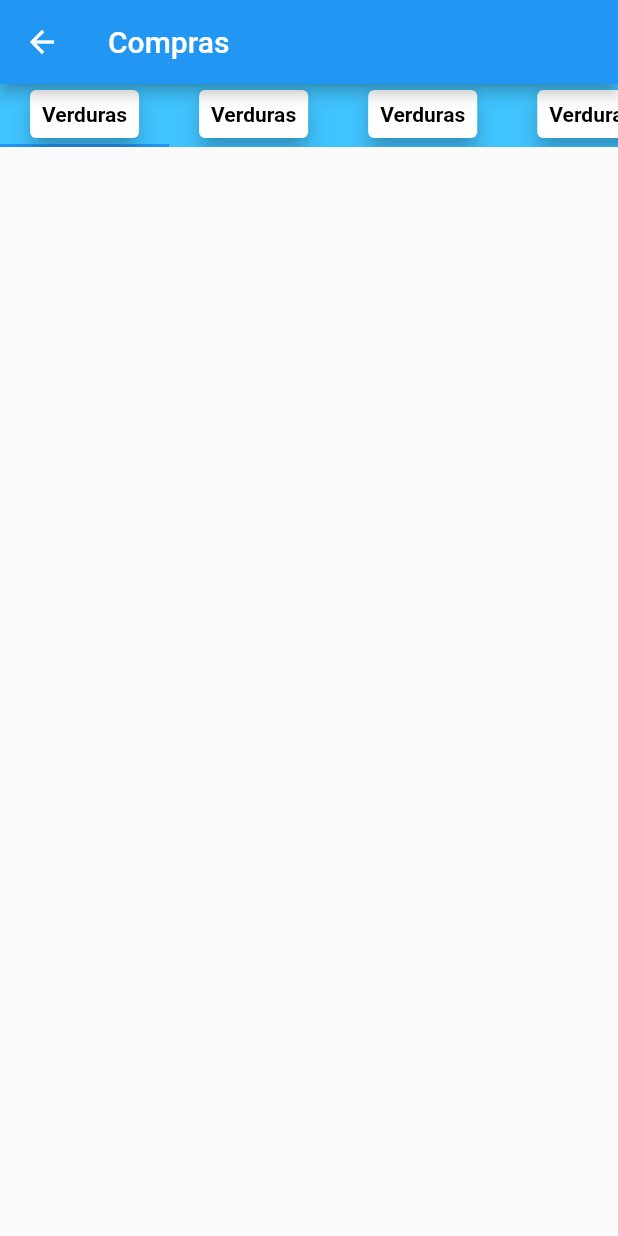
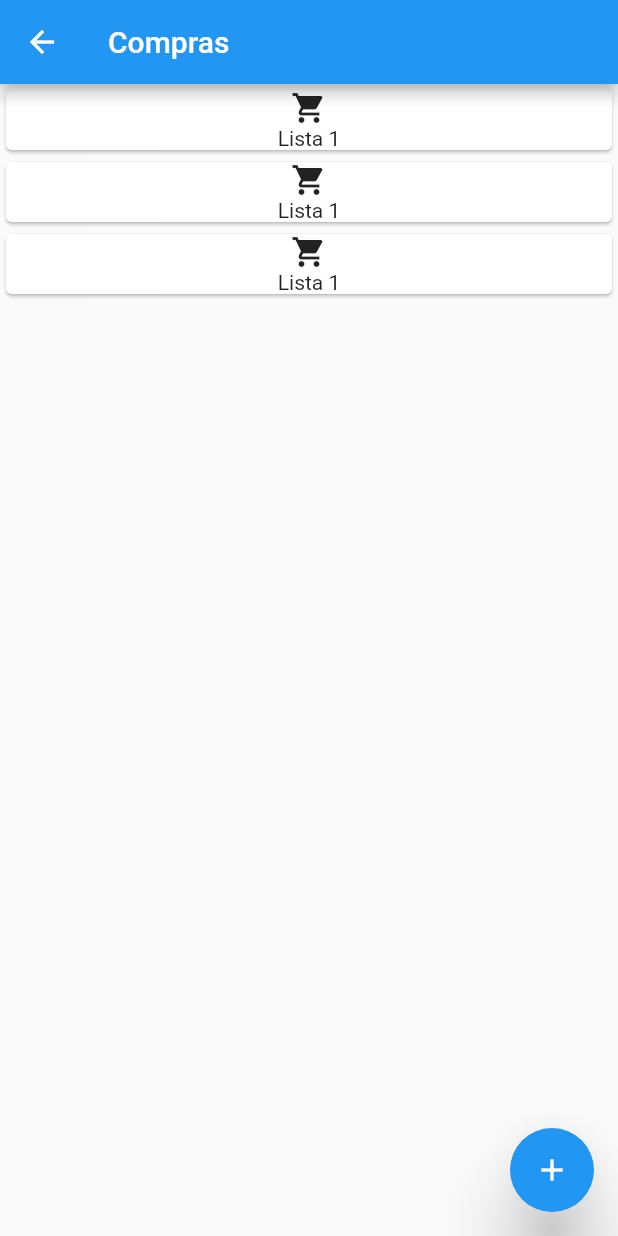
Before and after one commit to luchofmartinez/marketManager, a Flutter app: the ShoppingModule screen opened by its route, on a phone screen of 412 x 824 dp. Run offline on Flutter 3.47's test engine with Material 2 defaults, Android fonts, the phone set to English and light mode, and no system bars.

Commit message:
Adding Shopping module functionalities

```diff
--- a/lib/constants/routes.dart
+++ b/lib/constants/routes.dart
@@ -1,4 +1,4 @@
 abstract class Routes {
-  static const HOME = '/main';
+  static const HOME = '/home';
   static const SHOPPING = '/shopping';
 }
--- a/lib/modules/shopping.dart
+++ b/lib/modules/shopping.dart
@@ -7,14 +7,14 @@ class ShoppingModule extends StatefulWidget {
 
 class ShoppingModuleState extends State<ShoppingModule> with SingleTickerProviderStateMixin {
   late TabController _tabController;
- /* static const List<Tab> sections;
+ /* static const List<Tab> sections;*/
 
-  sections = <Tab>[
+  /*sections = <Tab>[
   const Tab(icon: Icon(Icons.ac_unit_rounded)),
   const Tab(icon: Icon(Icons.apple)),
   const Tab(icon: Icon(Icons.all_inclusive)),
   const Tab(icon: Icon(Icons.vaccines_sharp)),
-  const Tab(icon: Icon(Icons.vaccines_sharp)),
+  const Tab(icon: Icon(Icons.)),
   const Tab(icon: Icon(Icons.vaccines_sharp)),
   ];*/
 
@@ -25,6 +25,8 @@ class ShoppingModuleState extends State<ShoppingModule> with SingleTickerProvide
     super.initState();
   }
 
+
+
   @override
   Widget build(BuildContext context) {
     return DefaultTabController(
@@ -32,13 +34,89 @@ class ShoppingModuleState extends State<ShoppingModule> with SingleTickerProvide
       child: Scaffold(
         appBar: AppBar(title: const Text("Compras")),
         body: SafeArea(
+          child: ListView(
+            children: _buildShoppingListBody(),
+          ),
+        ),
+        floatingActionButton:NewListButton(tabController: _tabController) ,
+      ),
+    );
+  }
+
+  List<Widget> _buildShoppingListBody() {
+    List<String> _listasCreadas = ["Dato", "Dato", "Dato"];
+    List <Widget> lista = [];
+
+    _listasCreadas.forEach((element) {
+      Widget newWidget = ShoppingList();
+      lista.add(newWidget);
+    });
+
+    return lista;
+    /*if (_listasCreadas.isNotEmpty) {
+      _buildEmptyShoppingListBody();
+    } else {
+        _listasCreadas.forEach((element) {ShoppingList();});
+    }
+    return Container();*/
+}
+
+  Widget _buildEmptyShoppingListBody() {
+    return const Center(
+      child: Text(
+        "No hay listas creadas"
+      ),
+    );
+  }
+}
+
+  class ShoppingList extends StatelessWidget {
+  @override
+  Widget build(BuildContext context) {
+    return Card(
+      child: Column(
+        children: const [
+          Icon(Icons.shopping_cart),
+          Text("Lista 1")
+        ],
+      ),
+    );
+  }
+}
+
+
+
+class NewListButton extends StatelessWidget {
+  final TabController tabController;
+
+  const NewListButton({super.key, required this.tabController});
+
+  @override
+  Widget build(BuildContext context) {
+    return FloatingActionButton(
+        elevation: 20.0,
+        splashColor: Colors.indigo,
+        shape: RoundedRectangleBorder(borderRadius: BorderRadius.circular(50.0)),
+        child: Icon(Icons.add, color: Colors.white),
+        onPressed: () => {});
+  }
+
+}
+
+class ShoppingListWidget extends StatelessWidget {
+  final TabController tabController;
+
+  const ShoppingListWidget({super.key, required this.tabController});
+
+  @override
+  Widget build(BuildContext context) {
+    return SafeArea(
       child: Column(
         crossAxisAlignment: CrossAxisAlignment.stretch,
         children: [
           Container(
-                color: Colors.lightBlueAccent,
             child: TabBar(
-                  controller: _tabController,
+              controller: tabController,
               isScrollable: true,
               tabs: List.generate( 10, (index) => ComprasTabsWidget()),
             ),
@@ -48,10 +126,9 @@ class ShoppingModuleState extends State<ShoppingModule> with SingleTickerProvide
           ),
         ],
       ),
-        ),
-      ),
     );
   }
+
 }
 
 class ComprasTabsWidget extends StatelessWidget {
@@ -60,13 +137,19 @@ class ComprasTabsWidget extends StatelessWidget {
 
   @override
   Widget build(BuildContext context) {
-    return const Card(
-      elevation: 6,
+    return Card(
+      shape: RoundedRectangleBorder(borderRadius: BorderRadius.circular(15.0)),
+      margin: EdgeInsets.fromLTRB(0.0, 10.0, 0.0, 10.0),
       child: Padding(
         padding: EdgeInsets.all(8.0),
-        child: Text(
+        child: Row(
+          children: [
+            Container(child:Icon(Icons.apple), color: Colors.lightBlueAccent),
+            const Text(
               "Verduras",
               style: TextStyle(color: Colors.black, fontWeight: FontWeight.bold),
+            ),
+          ],
         ),
       ),
     );
```
Lines whose indentation alone changed are shown as unchanged.
